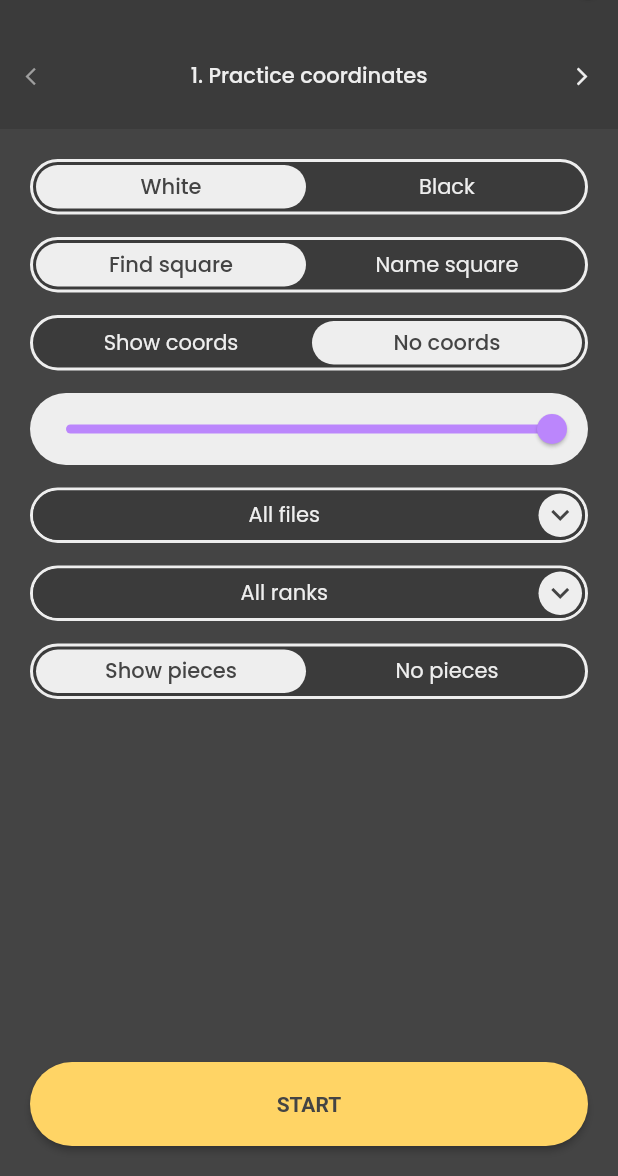
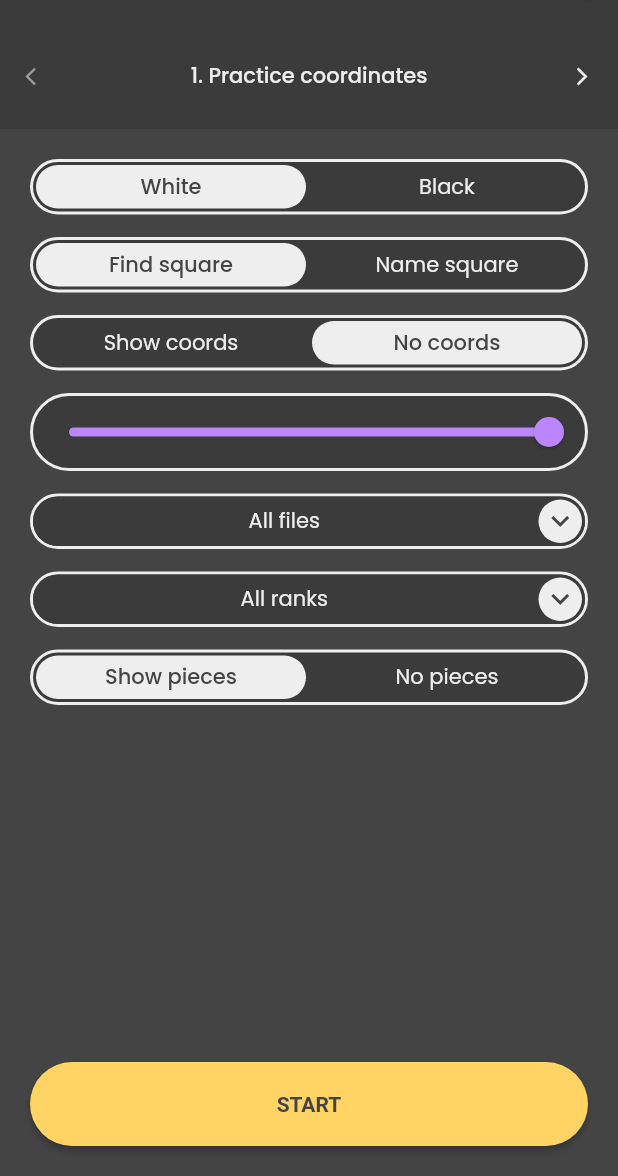
Before and after one commit to dipanshparmar/blindfold-chess, a Flutter app: the HomePage screen opened by its route, on a phone screen of 412 x 824 dp, the part 60-1236 px from its top. Run offline on Flutter 3.47's test engine with Material 2 defaults, Android fonts, the phone set to English and light mode, and no system bars; drawn by our look-alikes of syncfusion_flutter_sliders; our stand-ins replace flutter_svg, shared_preferences, sliver_tools; missing offline and left inert: syncfusion_flutter_core; accounts and stored records are empty.

Commit message:
added dark theem

```diff
--- a/lib/widgets/custom_time_slider.dart
+++ b/lib/widgets/custom_time_slider.dart
@@ -79,28 +79,22 @@ class _CustomTimeSliderState extends State<CustomTimeSlider> {
       builder: (context, themeProvider, child) {
         return Container(
           decoration: BoxDecoration(
-            color: themeProvider.isDark()
-                ? kLightColorDarkTheme
-                : Theme.of(context).primaryColor,
-            borderRadius: BorderRadius.circular(100),
-          ),
+              color: Theme.of(context).primaryColor,
+              borderRadius: BorderRadius.circular(100),
+              border: themeProvider.isDark()
+                  ? Border.all(width: 2, color: kLightColorDarkTheme)
+                  : null),
           child: SfSliderTheme(
             data: SfSliderThemeData(
-              activeTrackHeight: 37,
-              inactiveTrackHeight: 37,
-              thumbRadius: 18.5,
+              activeTrackHeight: themeProvider.isDark() ? 33 : 37,
+              inactiveTrackHeight: themeProvider.isDark() ? 33 : 37,
+              thumbRadius: themeProvider.isDark() ? 16.5 : 18.5,
               thumbColor:
-                  themeProvider.isDark() ? kDarkColorDarkTheme : kLightColor,
-              activeTrackColor: themeProvider.isDark()
-                  ? kLightColorDarkTheme
-                  : Theme.of(context).primaryColor,
-              inactiveTrackColor: themeProvider.isDark()
-                  ? kLightColorDarkTheme
-                  : Theme.of(context).primaryColor,
+                  themeProvider.isDark() ? kLightColorDarkTheme : kLightColor,
+              activeTrackColor: Theme.of(context).primaryColor,
+              inactiveTrackColor: Theme.of(context).primaryColor,
               thumbStrokeWidth: 2,
-              thumbStrokeColor: themeProvider.isDark()
-                  ? kLightColorDarkTheme
-                  : Theme.of(context).primaryColor,
+              thumbStrokeColor: Theme.of(context).primaryColor,
               overlayRadius: 0,
             ),
             child: SfSlider(
@@ -123,7 +117,7 @@ class _CustomTimeSliderState extends State<CustomTimeSlider> {
                         size: 20,
                         weight: 600,
                         color: themeProvider.isDark()
-                            ? kLightColorDarkTheme
+                            ? kDarkColorDarkTheme
                             : kDarkColor,
                       )
                     : Text(
@@ -131,7 +125,7 @@ class _CustomTimeSliderState extends State<CustomTimeSlider> {
                         style: Theme.of(context).textTheme.bodySmall!.copyWith(
                               fontWeight: FontWeight.w500,
                               color: themeProvider.isDark()
-                                  ? kLightColorDarkTheme
+                                  ? kDarkColorDarkTheme
                                   : Theme.of(context).primaryColor,
                             ),
                       ),
```
